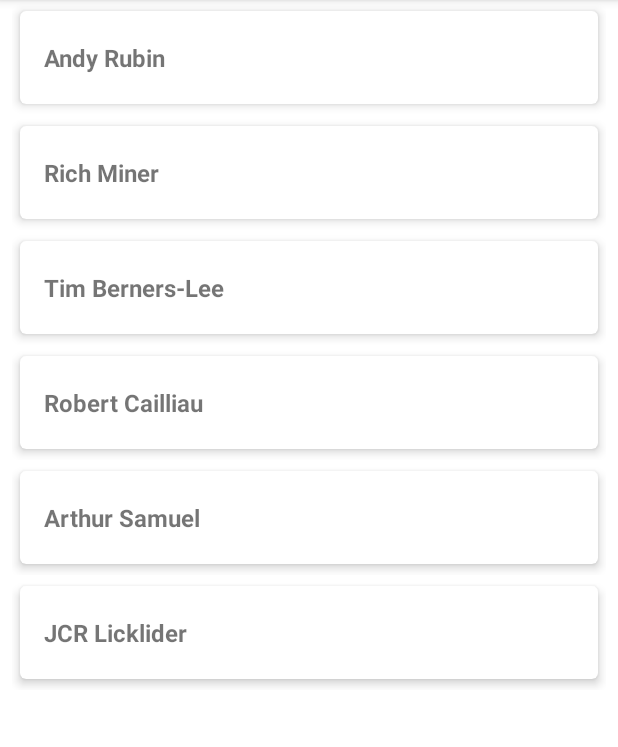
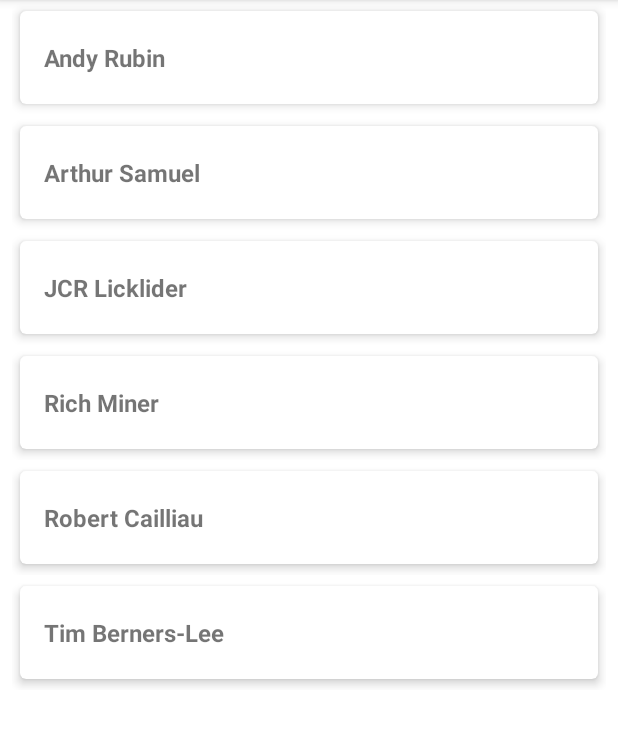
Before and after one commit to Oby12/Latihan_Relasi_Database_Room, an Android app: the screen it shows after launch (MainActivity), in the options menu, after a tap on "Single Table", on a phone screen of 412 x 824 dp, the part 84-831 px from its top. Run offline under Robolectric (Android 15) with nearby library versions, the phone set to English and light mode, and no system bars; our stand-ins replace Room's generated code.

```diff
--- a/app/src/main/java/com/dicoding/mystudentdata/MainActivity.kt
+++ b/app/src/main/java/com/dicoding/mystudentdata/MainActivity.kt
@@ -5,6 +5,8 @@ import android.os.Bundle
 import android.util.Log
 import android.view.Menu
 import android.view.MenuItem
+import android.view.View
+import android.widget.PopupMenu
 import androidx.activity.viewModels
 import androidx.recyclerview.widget.LinearLayoutManager
 import com.dicoding.mystudentdata.adapter.StudentAndUniversityAdapter
@@ -12,6 +14,7 @@ import com.dicoding.mystudentdata.adapter.StudentListAdapter
 import com.dicoding.mystudentdata.adapter.StudentWithCourseAdapter
 import com.dicoding.mystudentdata.adapter.UniversityAndStudentAdapter
 import com.dicoding.mystudentdata.databinding.ActivityMainBinding
+import com.dicoding.mystudentdata.helper.SortyType
 
 class MainActivity : AppCompatActivity() {
 
@@ -39,19 +42,28 @@ class MainActivity : AppCompatActivity() {
         return when (item.itemId) {
             R.id.action_single_table -> {
                 getStudent()
+                showSortingOptionMenu(false)
                 return true
             }
             R.id.action_many_to_one -> {
                 getStudentAndUniversity()
+                showSortingOptionMenu(false)
                 true
             }
             R.id.action_one_to_many -> {
                 getUniversityAndStudent()
+                showSortingOptionMenu(false)
                 true
             }
 
             R.id.action_many_to_many -> {
                 getStudentWithCourse()
+                showSortingOptionMenu(false)
+                true
+            }
+
+            R.id.action_sort -> {
+                showSortingPopupMenu()
                 true
             }
 
@@ -59,12 +71,38 @@ class MainActivity : AppCompatActivity() {
         }
     }
 
+    //opstion sorting
+    private fun showSortingOptionMenu(isShow: Boolean) {
+        val view = findViewById<View>(R.id.action_sort) ?: return
+        view.visibility = if (isShow) View.VISIBLE else View.GONE
+    }
+
+    private fun showSortingPopupMenu() {
+        val view = findViewById<View>(R.id.action_sort) ?: return
+        PopupMenu(this, view).run {
+            menuInflater.inflate(R.menu.sorting_menu, menu)
+
+            setOnMenuItemClickListener {
+                mainViewModel.changeSortType(
+                    when (it.itemId) {
+                        R.id.action_ascending -> SortyType.ASCENDING
+                        R.id.action_descending -> SortyType.DESCENDING
+                        else -> SortyType.RANDOM
+                    }
+                )
+                true
+            }
+            show()
+        }
+    }
+
     private fun getStudent() {
         val adapter = StudentListAdapter()
         binding.rvStudent.adapter = adapter
-        mainViewModel.getAllStudent().observe(this, {
+        mainViewModel.getAllStudent().observe(this) {
+            it.forEach(::println)
             adapter.submitList(it)
-        })
+        }
     }
 
     private fun getStudentAndUniversity() {
--- a/app/src/main/java/com/dicoding/mystudentdata/MainViewModel.kt
+++ b/app/src/main/java/com/dicoding/mystudentdata/MainViewModel.kt
@@ -1,22 +1,36 @@
 package com.dicoding.mystudentdata
 
 import androidx.lifecycle.LiveData
+import androidx.lifecycle.MutableLiveData
 import androidx.lifecycle.ViewModel
 import androidx.lifecycle.ViewModelProvider
+import androidx.lifecycle.switchMap
 import androidx.lifecycle.viewModelScope
 import com.dicoding.mystudentdata.database.Student
 import com.dicoding.mystudentdata.database.StudentAndUniversity
 import com.dicoding.mystudentdata.database.StudentWithCourse
 import com.dicoding.mystudentdata.database.UniversityAndStudent
+import com.dicoding.mystudentdata.helper.SortyType
 import kotlinx.coroutines.launch
 
 class MainViewModel(private val studentRepository: StudentRepository) : ViewModel() {
 
+    private val _sort = MutableLiveData<SortyType>()
+
+//    init {
+//        insertAllData()
+//    }
+
     init {
-        insertAllData()
+        _sort.value = SortyType.ASCENDING
+    }
+    fun changeSortType(sortType: SortyType) {
+        _sort.value = sortType
     }
 
-    fun getAllStudent(): LiveData<List<Student>> = studentRepository.getAllStudent()
+    fun getAllStudent(): LiveData<List<Student>> = _sort.switchMap {
+        studentRepository.getAllStudent(it)
+    }
 
     //panggil fungsi many to one dari repository
     fun getAllStudentAndUniversity(): LiveData<List<StudentAndUniversity>> = studentRepository.getAllStudentAndUniversity()
@@ -27,9 +41,9 @@ class MainViewModel(private val studentRepository: StudentRepository) : ViewMode
     //poanggil fungsi Many TO Many dari repository
     fun getAllStudentWithCourse(): LiveData<List<StudentWithCourse>> = studentRepository.getAllStudentWithCourse()
 
-    private fun insertAllData() = viewModelScope.launch {
-        studentRepository.insertAllData()
-    }
+//    private fun insertAllData() = viewModelScope.launch {
+//        studentRepository.insertAllData()
+//    }
 }
 
 class ViewModelFactory(private val repository: StudentRepository) : ViewModelProvider.Factory {
--- a/app/src/main/java/com/dicoding/mystudentdata/MyApplication.kt
+++ b/app/src/main/java/com/dicoding/mystudentdata/MyApplication.kt
@@ -2,8 +2,11 @@ package com.dicoding.mystudentdata
 
 import android.app.Application
 import com.dicoding.mystudentdata.database.StudentDatabase
+import kotlinx.coroutines.CoroutineScope
+import kotlinx.coroutines.SupervisorJob
 
 class MyApplication : Application() {
-    val database by lazy { StudentDatabase.getDatabase(this) }
+    private val applicationScope = CoroutineScope(SupervisorJob())
+    val database by lazy { StudentDatabase.getDatabase(this, applicationScope) }
     val repository by lazy { StudentRepository(database.studentDao())}
 }
--- a/app/src/main/java/com/dicoding/mystudentdata/StudentRepository.kt
+++ b/app/src/main/java/com/dicoding/mystudentdata/StudentRepository.kt
@@ -7,9 +7,14 @@ import com.dicoding.mystudentdata.database.StudentDao
 import com.dicoding.mystudentdata.database.StudentWithCourse
 import com.dicoding.mystudentdata.database.UniversityAndStudent
 import com.dicoding.mystudentdata.helper.InitialDataSource
+import com.dicoding.mystudentdata.helper.SortUtils
+import com.dicoding.mystudentdata.helper.SortyType
 
 class StudentRepository(private val studentDao: StudentDao) {
-    fun getAllStudent(): LiveData<List<Student>> = studentDao.getAllStudent()
+    fun getAllStudent(sortyType: SortyType): LiveData<List<Student>> {
+        val query = SortUtils.getSortedQuery(sortyType)
+        return studentDao.getAllStudent(query)
+    }
 
     //memangil fungsi dari studenDao  | Many TO one
     fun getAllStudentAndUniversity(): LiveData<List<StudentAndUniversity>> = studentDao.getAllStudentAndUniversity()
@@ -20,10 +25,10 @@ class StudentRepository(private val studentDao: StudentDao) {
     //mengambil fungsi dari student dao setelah kita menambhkan relasi many to many di initialDataSource | Many TO Many
     fun getAllStudentWithCourse(): LiveData<List<StudentWithCourse>> = studentDao.getAllStudentWithCourse()
 
-    suspend fun insertAllData() {
-        studentDao.insertStudent(InitialDataSource.getStudents())
-        studentDao.insertUniversity(InitialDataSource.getUniversities())
-        studentDao.insertCourse(InitialDataSource.getCourses())
-        studentDao.insertCourseStudentCrossRef(InitialDataSource.getCourseStudentRelation())
-    }
+//    suspend fun insertAllData() {
+//        studentDao.insertStudent(InitialDataSource.getStudents())
+//        studentDao.insertUniversity(InitialDataSource.getUniversities())
+//        studentDao.insertCourse(InitialDataSource.getCourses())
+//        studentDao.insertCourseStudentCrossRef(InitialDataSource.getCourseStudentRelation())
+//    }
 }
--- a/app/src/main/java/com/dicoding/mystudentdata/database/StudentDao.kt
+++ b/app/src/main/java/com/dicoding/mystudentdata/database/StudentDao.kt
@@ -2,6 +2,8 @@ package com.dicoding.mystudentdata.database
 
 import androidx.lifecycle.LiveData
 import androidx.room.*
+import androidx.sqlite.db.SupportSQLiteDatabase
+import androidx.sqlite.db.SupportSQLiteQuery
 
 @Dao
 interface StudentDao {
@@ -18,8 +20,9 @@ interface StudentDao {
     @Insert(onConflict = OnConflictStrategy.IGNORE)
     suspend fun insertCourseStudentCrossRef(courseStudentCrossRef: List<CourseStudentCrossRef>)
 
-    @Query("SELECT * from student")
-    fun getAllStudent(): LiveData<List<Student>>
+//    @Query("SELECT * from student")
+    @RawQuery(observedEntities = [Student::class])
+    fun getAllStudent(query : SupportSQLiteQuery): LiveData<List<Student>>
 
     //many to one
     @Transaction
--- a/app/src/main/java/com/dicoding/mystudentdata/database/StudentDatabase.kt
+++ b/app/src/main/java/com/dicoding/mystudentdata/database/StudentDatabase.kt
@@ -1,12 +1,31 @@
 package com.dicoding.mystudentdata.database
 
 import android.content.Context
+import androidx.room.AutoMigration
 import androidx.room.Database
+import androidx.room.RenameColumn
 import androidx.room.Room
 import androidx.room.RoomDatabase
+import androidx.room.migration.AutoMigrationSpec
+import androidx.sqlite.db.SupportSQLiteDatabase
+import com.dicoding.mystudentdata.helper.InitialDataSource
+import kotlinx.coroutines.CoroutineScope
+import kotlinx.coroutines.launch
 
-@Database(entities = [Student::class, University::class, Course::class, CourseStudentCrossRef::class], version = 1, exportSchema = false)
+@Database(
+    entities = [Student::class, University::class, Course::class, CourseStudentCrossRef::class],
+    version = 3,
+    autoMigrations = [
+        AutoMigration(from = 1, to = 2),
+        AutoMigration(from = 2, to = 3, spec = StudentDatabase.MyAutoMigration::class),
+    ],
+    exportSchema = true
+)
 abstract class StudentDatabase : RoomDatabase() {
+
+    @RenameColumn(tableName = "Student", fromColumnName = "graduate", toColumnName = "isGraduate")
+    class MyAutoMigration : AutoMigrationSpec
+
 
     abstract fun studentDao(): StudentDao
 
@@ -15,17 +34,33 @@ abstract class StudentDatabase : RoomDatabase() {
         private var INSTANCE: StudentDatabase? = null
 
         @JvmStatic
-        fun getDatabase(context: Context): StudentDatabase {
+        fun getDatabase(context: Context, applicationScope: CoroutineScope): StudentDatabase {
             if (INSTANCE == null) {
                 synchronized(StudentDatabase::class.java) {
                     INSTANCE = Room.databaseBuilder(context.applicationContext,
                             StudentDatabase::class.java, "student_database")
                         .fallbackToDestructiveMigration()
+                        //kode ini adlah untuk mengambil data dari database
+                        .createFromAsset("student_database.db")
+
+                        //menambhkan fungsi add callback
+//                        .addCallback(object :Callback(){
+//                            override fun onCreate(db: SupportSQLiteDatabase) {
+//                                super.onCreate(db)
+//                                INSTANCE?.let { database ->
+//                                    applicationScope.launch {
+//                                        val studentDao = database.studentDao()
+//                                        studentDao.insertStudent(InitialDataSource.getStudents())
+//                                        studentDao.insertUniversity(InitialDataSource.getUniversities())
+//                                        studentDao.insertCourse(InitialDataSource.getCourses())
+//                                        studentDao.insertCourseStudentCrossRef(InitialDataSource.getCourseStudentRelation())                                }
+//                                }
+//                            }
+//                        })
                         .build()
                 }
             }
             return INSTANCE as StudentDatabase
         }
-
     }
 }
--- a/app/src/main/java/com/dicoding/mystudentdata/database/StudentEntity.kt
+++ b/app/src/main/java/com/dicoding/mystudentdata/database/StudentEntity.kt
@@ -8,6 +8,8 @@ data class Student(
     val studentId: Int,
     val name: String,
     val univId: Int,
+    @ColumnInfo(defaultValue = "false")
+    val isGraduate: Boolean = false
 )
 
 @Entity
--- /dev/null
+++ b/app/src/main/java/com/dicoding/mystudentdata/helper/SortUtils.kt
@@ -0,0 +1,21 @@
+package com.dicoding.mystudentdata.helper
+
+import androidx.sqlite.db.SimpleSQLiteQuery
+
+object SortUtils {
+    fun getSortedQuery(sortyType: SortyType): SimpleSQLiteQuery {
+        val simpleQuery = StringBuilder().append("SELECT * FROM student ")
+        when (sortyType) {
+            SortyType.ASCENDING -> {
+                simpleQuery.append("ORDER BY name ASC")
+            }
+            SortyType.DESCENDING -> {
+                simpleQuery.append("ORDER BY name DESC")
+            }
+            SortyType.RANDOM -> {
+                simpleQuery.append("ORDER BY RANDOM()")
+            }
+        }
+        return SimpleSQLiteQuery(simpleQuery.toString())
+    }
+}
--- /dev/null
+++ b/app/src/main/java/com/dicoding/mystudentdata/helper/SortyType.kt
@@ -0,0 +1,7 @@
+package com.dicoding.mystudentdata.helper
+
+enum class SortyType {
+    ASCENDING,
+    DESCENDING,
+    RANDOM
+}
--- /dev/null
+++ b/app/src/main/res/drawable/ic_list.xml
@@ -0,0 +1,5 @@
+<vector android:height="24dp" android:tint="#000000"
+    android:viewportHeight="24" android:viewportWidth="24"
+    android:width="24dp" xmlns:android="http://schemas.android.com/apk/res/android">
+    <path android:fillColor="@android:color/white" android:pathData="M10,18h4v-2h-4v2zM3,6v2h18L21,6L3,6zM6,13h12v-2L6,11v2z"/>
+</vector>
--- a/app/src/main/res/menu/option_menu.xml
+++ b/app/src/main/res/menu/option_menu.xml
@@ -1,5 +1,6 @@
 <?xml version="1.0" encoding="utf-8"?>
-<menu xmlns:android="http://schemas.android.com/apk/res/android">
+<menu xmlns:android="http://schemas.android.com/apk/res/android"
+    xmlns:app="http://schemas.android.com/apk/res-auto">
 
     <item
         android:id="@+id/action_single_table"
@@ -16,4 +17,10 @@
     <item
         android:id="@+id/action_many_to_many"
         android:title="@string/many_to_many" />
+
+    <item
+        android:id="@+id/action_sort"
+        android:icon="@drawable/ic_list"
+        android:title="@string/sort"
+        app:showAsAction="ifRoom" />
 </menu>
--- /dev/null
+++ b/app/src/main/res/menu/sorting_menu.xml
@@ -0,0 +1,14 @@
+<?xml version="1.0" encoding="utf-8"?>
+<menu xmlns:android="http://schemas.android.com/apk/res/android">
+
+    <item
+        android:id="@+id/action_ascending"
+        android:title="@string/ascending" />
+    <item
+        android:id="@+id/action_descending"
+        android:title="@string/descending" />
+    <item
+        android:id="@+id/action_random"
+        android:title="@string/random" />
+
+</menu>
--- a/app/src/main/res/values/strings.xml
+++ b/app/src/main/res/values/strings.xml
@@ -4,4 +4,8 @@
     <string name="many_to_one">Many to One</string>
     <string name="one_to_many">One to Many</string>
     <string name="many_to_many">Many to Many</string>
+    <string name="sort">Sort</string>
+    <string name="ascending">A-Z</string>
+    <string name="descending">Z-A</string>
+    <string name="random">Random</string>
 </resources>
```
Also changed, not shown: app/build.gradle (+9 -0 lines), app/src/main/assets/student_database.db (added).
